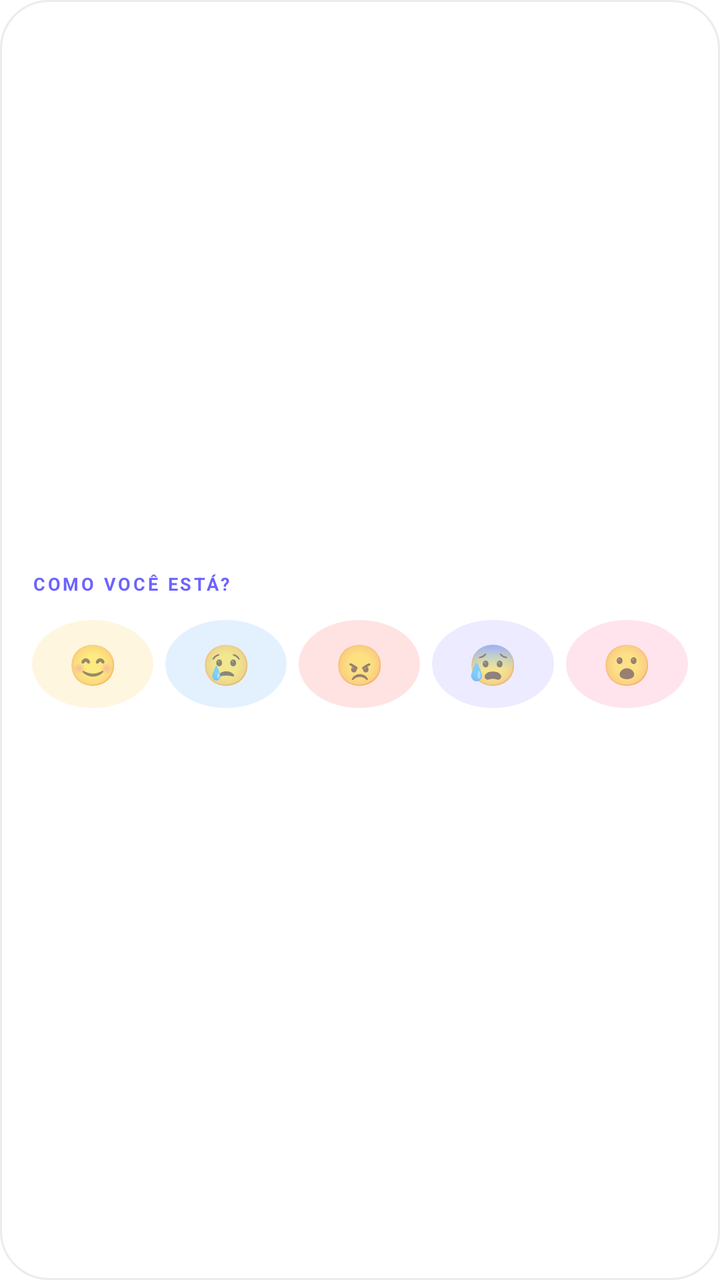
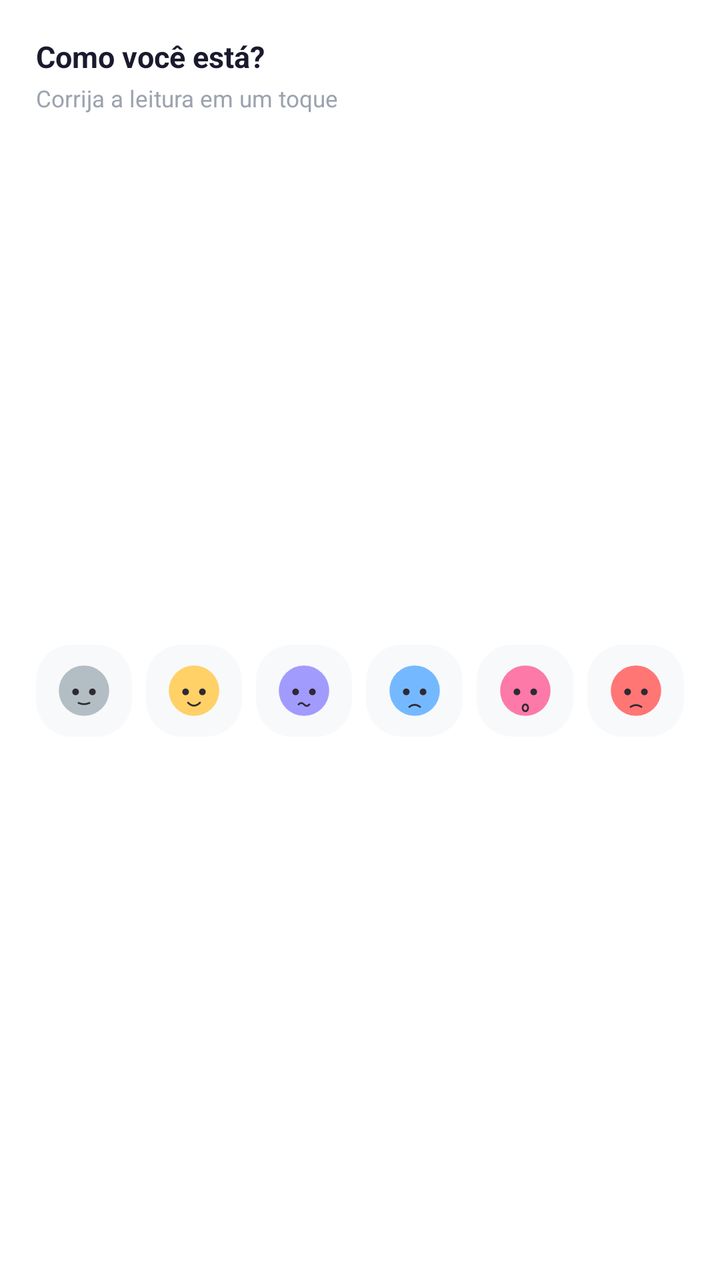

Before-and-after screenshots of an Android layout around one commit, followed by the original layout XML and the change that was made.
<!-- AndroidManifest.xml: fallback theme Theme.MaterialComponents.DayNight.NoActionBar -->
<!-- res/layout/widget_quick_mood.xml -->
<?xml version="1.0" encoding="utf-8"?>
<LinearLayout xmlns:android="http://schemas.android.com/apk/res/android"
    android:layout_width="match_parent"
    android:layout_height="match_parent"
    android:orientation="vertical"
    android:background="@drawable/widget_card_bg"
    android:padding="16dp"
    android:gravity="center_vertical">

    <TextView
        android:layout_width="wrap_content"
        android:layout_height="wrap_content"
        android:textSize="9sp"
        android:textStyle="bold"
        android:textColor="#6C63FF"
        android:letterSpacing="0.14"
        android:text="COMO VOCÊ ESTÁ?" />

    <LinearLayout
        android:layout_width="match_parent"
        android:layout_height="wrap_content"
        android:layout_marginTop="12dp"
        android:orientation="horizontal"
        android:baselineAligned="false">

        <TextView
            android:id="@+id/widget_qm_happy"
            android:layout_width="0dp"
            android:layout_weight="1"
            android:layout_height="44dp"
            android:layout_marginEnd="6dp"
            android:background="@drawable/widget_mood_chip_happy"
            android:gravity="center"
            android:textSize="20sp"
            android:text="😊" />

        <TextView
            android:id="@+id/widget_qm_sad"
            android:layout_width="0dp"
            android:layout_weight="1"
            android:layout_height="44dp"
            android:layout_marginEnd="6dp"
            android:background="@drawable/widget_mood_chip_sad"
            android:gravity="center"
            android:textSize="20sp"
            android:text="😢" />

        <TextView
            android:id="@+id/widget_qm_angry"
            android:layout_width="0dp"
            android:layout_weight="1"
            android:layout_height="44dp"
            android:layout_marginEnd="6dp"
            android:background="@drawable/widget_mood_chip_angry"
            android:gravity="center"
            android:textSize="20sp"
            android:text="😠" />

        <TextView
            android:id="@+id/widget_qm_fearful"
            android:layout_width="0dp"
            android:layout_weight="1"
            android:layout_height="44dp"
            android:layout_marginEnd="6dp"
            android:background="@drawable/widget_mood_chip_fearful"
            android:gravity="center"
            android:textSize="20sp"
            android:text="😰" />

        <TextView
            android:id="@+id/widget_qm_surprised"
            android:layout_width="0dp"
            android:layout_weight="1"
            android:layout_height="44dp"
            android:background="@drawable/widget_mood_chip_surprised"
            android:gravity="center"
            android:textSize="20sp"
            android:text="😮" />
    </LinearLayout>
</LinearLayout>
<!-- resources referenced by this layout -->
<resources>
  <!-- drawable widget_card_bg (drawable) -->
  <?xml version="1.0" encoding="utf-8"?>
  <shape xmlns:android="http://schemas.android.com/apk/res/android" android:shape="rectangle">
    <solid android:color="#FFFFFF" />
    <corners android:radius="24dp" />
    <stroke android:width="1dp" android:color="#EBEBF0" />
  </shape>
  <!-- drawable widget_mood_chip_angry (drawable) -->
  <?xml version="1.0" encoding="utf-8"?>
  <shape xmlns:android="http://schemas.android.com/apk/res/android" android:shape="oval">
    <solid android:color="#33FF7675" />
  </shape>
  <!-- drawable widget_mood_chip_fearful (drawable) -->
  <?xml version="1.0" encoding="utf-8"?>
  <shape xmlns:android="http://schemas.android.com/apk/res/android" android:shape="oval">
    <solid android:color="#33A29BFE" />
  </shape>
  <!-- drawable widget_mood_chip_happy (drawable) -->
  <?xml version="1.0" encoding="utf-8"?>
  <shape xmlns:android="http://schemas.android.com/apk/res/android" android:shape="oval">
    <solid android:color="#33FFD166" />
  </shape>
  <!-- drawable widget_mood_chip_sad (drawable) -->
  <?xml version="1.0" encoding="utf-8"?>
  <shape xmlns:android="http://schemas.android.com/apk/res/android" android:shape="oval">
    <solid android:color="#3374B9FF" />
  </shape>
  <!-- drawable widget_mood_chip_surprised (drawable) -->
  <?xml version="1.0" encoding="utf-8"?>
  <shape xmlns:android="http://schemas.android.com/apk/res/android" android:shape="oval">
    <solid android:color="#33FD79A8" />
  </shape>
</resources>

<!-- the commit's change to res/layout/widget_quick_mood.xml (unified diff, before → after) -->
@@ -4,77 +4,96 @@
     android:layout_height="match_parent"
     android:orientation="vertical"
     android:background="@drawable/widget_card_bg"
-    android:padding="16dp"
-    android:gravity="center_vertical">
+    android:padding="18dp">
 
     <TextView
         android:layout_width="wrap_content"
         android:layout_height="wrap_content"
-        android:textSize="9sp"
+        android:textSize="15sp"
         android:textStyle="bold"
-        android:textColor="#6C63FF"
-        android:letterSpacing="0.14"
-        android:text="COMO VOCÊ ESTÁ?" />
+        android:textColor="#1A1A2E"
+        android:text="Como você está?" />
+
+    <TextView
+        android:layout_width="wrap_content"
+        android:layout_height="wrap_content"
+        android:layout_marginTop="3dp"
+        android:textSize="11.5sp"
+        android:textColor="#9CA3AF"
+        android:text="Corrija a leitura em um toque" />
 
     <LinearLayout
         android:layout_width="match_parent"
-        android:layout_height="wrap_content"
+        android:layout_height="0dp"
+        android:layout_weight="1"
         android:layout_marginTop="12dp"
         android:orientation="horizontal"
-        android:baselineAligned="false">
+        android:baselineAligned="false"
+        android:gravity="center_vertical">
 
-        <TextView
+        <ImageView
+            android:id="@+id/widget_qm_neutral"
+            android:layout_width="0dp"
+            android:layout_weight="1"
+            android:layout_height="46dp"
+            android:background="@drawable/widget_face_slot"
+            android:padding="8dp"
+            android:src="@drawable/widget_face_neutral"
+            android:contentDescription="Neutro" />
+
+        <ImageView
             android:id="@+id/widget_qm_happy"
             android:layout_width="0dp"
             android:layout_weight="1"
-            android:layout_height="44dp"
-            android:layout_marginEnd="6dp"
-            android:background="@drawable/widget_mood_chip_happy"
-            android:gravity="center"
-            android:textSize="20sp"
-            android:text="😊" />
+            android:layout_height="46dp"
+            android:layout_marginStart="7dp"
+            android:background="@drawable/widget_face_slot"
+            android:padding="8dp"
+            android:src="@drawable/widget_face_happy"
+            android:contentDescription="Feliz" />
 
-        <TextView
+        <ImageView
+            android:id="@+id/widget_qm_anxious"
+            android:layout_width="0dp"
+            android:layout_weight="1"
+            android:layout_height="46dp"
+            android:layout_marginStart="7dp"
+            android:background="@drawable/widget_face_slot"
+            android:padding="8dp"
+            android:src="@drawable/widget_face_anxious"
+            android:contentDescription="Ansioso" />
+
+        <ImageView
             android:id="@+id/widget_qm_sad"
             android:layout_width="0dp"
             android:layout_weight="1"
-            android:layout_height="44dp"
-            android:layout_marginEnd="6dp"
-            android:background="@drawable/widget_mood_chip_sad"
-            android:gravity="center"
-            android:textSize="20sp"
-            android:text="😢" />
+            android:layout_height="46dp"
+            android:layout_marginStart="7dp"
+            android:background="@drawable/widget_face_slot"
+            android:padding="8dp"
+            android:src="@drawable/widget_face_sad"
+            android:contentDescription="Triste" />
 
-        <TextView
+        <ImageView
+            android:id="@+id/widget_qm_surprised"
+            android:layout_width="0dp"
+            android:layout_weight="1"
+            android:layout_height="46dp"
+            android:layout_marginStart="7dp"
+            android:background="@drawable/widget_face_slot"
+            android:padding="8dp"
+            android:src="@drawable/widget_face_surprised"
+            android:contentDescription="Surpreso" />
+
+        <ImageView
             android:id="@+id/widget_qm_angry"
             android:layout_width="0dp"
             android:layout_weight="1"
-            android:layout_height="44dp"
-            android:layout_marginEnd="6dp"
-            android:background="@drawable/widget_mood_chip_angry"
-            android:gravity="center"
-            android:textSize="20sp"
-            android:text="😠" />
-
-        <TextView
-            android:id="@+id/widget_qm_fearful"
-            android:layout_width="0dp"
-            android:layout_weight="1"
-            android:layout_height="44dp"
-            android:layout_marginEnd="6dp"
-            android:background="@drawable/widget_mood_chip_fearful"
-            android:gravity="center"
-            android:textSize="20sp"
-            android:text="😰" />
-
-        <TextView
-            android:id="@+id/widget_qm_surprised"
-            android:layout_width="0dp"
-            android:layout_weight="1"
-            android:layout_height="44dp"
-            android:background="@drawable/widget_mood_chip_surprised"
-            android:gravity="center"
-            android:textSize="20sp"
-            android:text="😮" />
+            android:layout_height="46dp"
+            android:layout_marginStart="7dp"
+            android:background="@drawable/widget_face_slot"
+            android:padding="8dp"
+            android:src="@drawable/widget_face_angry"
+            android:contentDescription="Com raiva" />
     </LinearLayout>
 </LinearLayout>
<!-- resource entries referenced after the edit -->
@@ -4,33 +4,79 @@
   <?xml version="1.0" encoding="utf-8"?>
   <shape xmlns:android="http://schemas.android.com/apk/res/android" android:shape="rectangle">
     <solid android:color="#FFFFFF" />
-    <corners android:radius="24dp" />
-    <stroke android:width="1dp" android:color="#EBEBF0" />
+    <corners android:radius="32dp" />
   </shape>
-  <!-- drawable widget_mood_chip_angry (drawable) -->
+  <!-- drawable widget_face_angry (drawable) -->
   <?xml version="1.0" encoding="utf-8"?>
-  <shape xmlns:android="http://schemas.android.com/apk/res/android" android:shape="oval">
-    <solid android:color="#33FF7675" />
+  <vector xmlns:android="http://schemas.android.com/apk/res/android"
+      android:width="30dp" android:height="30dp"
+      android:viewportWidth="100" android:viewportHeight="100">
+    <path android:pathData="M8,50 a42,42 0 1,0 84,0 a42,42 0 1,0 -84,0 z" android:fillColor="#FF7675" />
+    <path android:pathData="M30.4,52 a5.6,5.6 0 1,0 11.2,0 a5.6,5.6 0 1,0 -11.2,0 z" android:fillColor="#2E2A33" />
+    <path android:pathData="M58.4,52 a5.6,5.6 0 1,0 11.2,0 a5.6,5.6 0 1,0 -11.2,0 z" android:fillColor="#2E2A33" />
+    <path android:pathData="M41,77 q9,-6 18,0" android:strokeColor="#2E2A33" android:strokeWidth="3"
+          android:strokeLineCap="round" />
+  </vector>
+  <!-- drawable widget_face_anxious (drawable) -->
+  <?xml version="1.0" encoding="utf-8"?>
+  <vector xmlns:android="http://schemas.android.com/apk/res/android"
+      android:width="30dp" android:height="30dp"
+      android:viewportWidth="100" android:viewportHeight="100">
+    <path android:pathData="M8,50 a42,42 0 1,0 84,0 a42,42 0 1,0 -84,0 z" android:fillColor="#A29BFE" />
+    <path android:pathData="M30.4,52 a5.6,5.6 0 1,0 11.2,0 a5.6,5.6 0 1,0 -11.2,0 z" android:fillColor="#2E2A33" />
+    <path android:pathData="M58.4,52 a5.6,5.6 0 1,0 11.2,0 a5.6,5.6 0 1,0 -11.2,0 z" android:fillColor="#2E2A33" />
+    <path android:pathData="M41,73 q4.5,-5 9,0 q4.5,5 9,0" android:strokeColor="#2E2A33" android:strokeWidth="3"
+          android:strokeLineCap="round" />
+  </vector>
+  <!-- drawable widget_face_happy (drawable) -->
+  <?xml version="1.0" encoding="utf-8"?>
+  <vector xmlns:android="http://schemas.android.com/apk/res/android"
+      android:width="30dp" android:height="30dp"
+      android:viewportWidth="100" android:viewportHeight="100">
+    <path android:pathData="M8,50 a42,42 0 1,0 84,0 a42,42 0 1,0 -84,0 z" android:fillColor="#FFD166" />
+    <path android:pathData="M30.4,52 a5.6,5.6 0 1,0 11.2,0 a5.6,5.6 0 1,0 -11.2,0 z" android:fillColor="#2E2A33" />
+    <path android:pathData="M58.4,52 a5.6,5.6 0 1,0 11.2,0 a5.6,5.6 0 1,0 -11.2,0 z" android:fillColor="#2E2A33" />
+    <path android:pathData="M40,70 q10,10 20,0" android:strokeColor="#2E2A33" android:strokeWidth="3"
+          android:strokeLineCap="round" />
+  </vector>
+  <!-- drawable widget_face_neutral (drawable) -->
+  <?xml version="1.0" encoding="utf-8"?>
+  <vector xmlns:android="http://schemas.android.com/apk/res/android"
+      android:width="30dp" android:height="30dp"
+      android:viewportWidth="100" android:viewportHeight="100">
+    <path android:pathData="M8,50 a42,42 0 1,0 84,0 a42,42 0 1,0 -84,0 z" android:fillColor="#B2BEC3" />
+    <path android:pathData="M30.4,52 a5.6,5.6 0 1,0 11.2,0 a5.6,5.6 0 1,0 -11.2,0 z" android:fillColor="#2E2A33" />
+    <path android:pathData="M58.4,52 a5.6,5.6 0 1,0 11.2,0 a5.6,5.6 0 1,0 -11.2,0 z" android:fillColor="#2E2A33" />
+    <path android:pathData="M41,70.5 q9,4 18,0" android:strokeColor="#2E2A33" android:strokeWidth="3"
+          android:strokeLineCap="round" />
+  </vector>
+  <!-- drawable widget_face_sad (drawable) -->
+  <?xml version="1.0" encoding="utf-8"?>
+  <vector xmlns:android="http://schemas.android.com/apk/res/android"
+      android:width="30dp" android:height="30dp"
+      android:viewportWidth="100" android:viewportHeight="100">
+    <path android:pathData="M8,50 a42,42 0 1,0 84,0 a42,42 0 1,0 -84,0 z" android:fillColor="#74B9FF" />
+    <path android:pathData="M30.4,52 a5.6,5.6 0 1,0 11.2,0 a5.6,5.6 0 1,0 -11.2,0 z" android:fillColor="#2E2A33" />
+    <path android:pathData="M58.4,52 a5.6,5.6 0 1,0 11.2,0 a5.6,5.6 0 1,0 -11.2,0 z" android:fillColor="#2E2A33" />
+    <path android:pathData="M41,77 q9,-7 18,0" android:strokeColor="#2E2A33" android:strokeWidth="3"
+          android:strokeLineCap="round" />
+  </vector>
+  <!-- drawable widget_face_slot (drawable) -->
+  <?xml version="1.0" encoding="utf-8"?>
+  <shape xmlns:android="http://schemas.android.com/apk/res/android" android:shape="rectangle">
+    <solid android:color="#F8F9FB" />
+    <corners android:radius="18dp" />
   </shape>
-  <!-- drawable widget_mood_chip_fearful (drawable) -->
+  <!-- drawable widget_face_surprised (drawable) -->
   <?xml version="1.0" encoding="utf-8"?>
-  <shape xmlns:android="http://schemas.android.com/apk/res/android" android:shape="oval">
-    <solid android:color="#33A29BFE" />
-  </shape>
-  <!-- drawable widget_mood_chip_happy (drawable) -->
-  <?xml version="1.0" encoding="utf-8"?>
-  <shape xmlns:android="http://schemas.android.com/apk/res/android" android:shape="oval">
-    <solid android:color="#33FFD166" />
-  </shape>
-  <!-- drawable widget_mood_chip_sad (drawable) -->
-  <?xml version="1.0" encoding="utf-8"?>
-  <shape xmlns:android="http://schemas.android.com/apk/res/android" android:shape="oval">
-    <solid android:color="#3374B9FF" />
-  </shape>
-  <!-- drawable widget_mood_chip_surprised (drawable) -->
-  <?xml version="1.0" encoding="utf-8"?>
-  <shape xmlns:android="http://schemas.android.com/apk/res/android" android:shape="oval">
-    <solid android:color="#33FD79A8" />
-  </shape>
+  <vector xmlns:android="http://schemas.android.com/apk/res/android"
+      android:width="30dp" android:height="30dp"
+      android:viewportWidth="100" android:viewportHeight="100">
+    <path android:pathData="M8,50 a42,42 0 1,0 84,0 a42,42 0 1,0 -84,0 z" android:fillColor="#FD79A8" />
+    <path android:pathData="M30.4,52 a5.6,5.6 0 1,0 11.2,0 a5.6,5.6 0 1,0 -11.2,0 z" android:fillColor="#2E2A33" />
+    <path android:pathData="M58.4,52 a5.6,5.6 0 1,0 11.2,0 a5.6,5.6 0 1,0 -11.2,0 z" android:fillColor="#2E2A33" />
+    <path android:pathData="M50,73 a4.6,5.6 0 1,0 0.1,0" android:strokeColor="#2E2A33" android:strokeWidth="3"
+          android:strokeLineCap="round" />
+  </vector>
 </resources>
 
